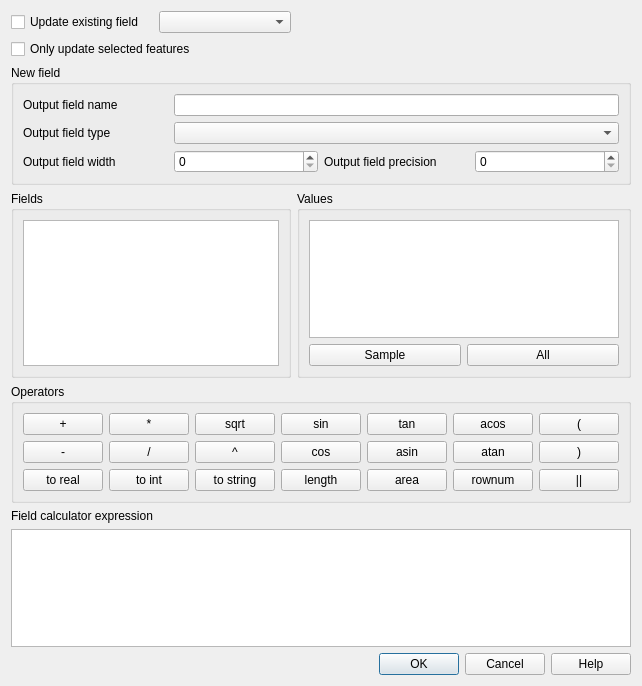
Above: qgis/src/ui/qgsfieldcalculatorbase.ui from sourcepole/qgis before the change. Below: the same form after it.
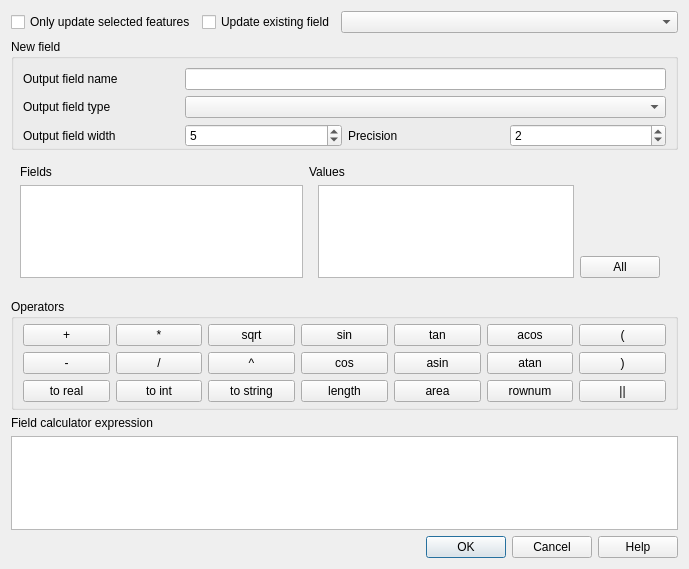
That is the form after the change.

Commit message: Automatically sample on field calculator and gui tidy ups

What changed in the file:
```diff
--- a/qgis/src/ui/qgsfieldcalculatorbase.ui
+++ b/qgis/src/ui/qgsfieldcalculatorbase.ui
@@ -6,8 +6,8 @@
    <rect>
     <x>0</x>
     <y>0</y>
-    <width>624</width>
-    <height>686</height>
+    <width>689</width>
+    <height>569</height>
    </rect>
   </property>
   <property name="windowTitle">
@@ -15,28 +15,31 @@
   </property>
   <layout class="QGridLayout" name="gridLayout_2">
    <item row="0" column="0">
+    <widget class="QCheckBox" name="mOnlyUpdateSelectedCheckBox">
+     <property name="text">
+      <string>Only update selected features</string>
+     </property>
+    </widget>
+   </item>
+   <item row="0" column="1">
     <widget class="QCheckBox" name="mUpdateExistingFieldCheckBox">
      <property name="text">
       <string>Update existing field</string>
      </property>
     </widget>
    </item>
-   <item row="0" column="1">
+   <item row="0" column="2">
     <widget class="QComboBox" name="mExistingFieldComboBox"/>
    </item>
-   <item row="1" column="0" colspan="2">
-    <widget class="QCheckBox" name="mOnlyUpdateSelectedCheckBox">
-     <property name="text">
-      <string>Only update selected features</string>
-     </property>
-    </widget>
-   </item>
-   <item row="2" column="0" colspan="3">
+   <item row="1" column="0" colspan="3">
     <widget class="QGroupBox" name="mNewFieldGroupBox">
      <property name="title">
       <string>New field</string>
      </property>
      <layout class="QGridLayout">
+      <property name="bottomMargin">
+       <number>0</number>
+      </property>
       <item row="0" column="0">
        <widget class="QLabel" name="mFieldNameLabel">
         <property name="text">
@@ -74,12 +77,22 @@
        </widget>
       </item>
       <item row="2" column="1">
-       <widget class="QSpinBox" name="mOuputFieldWidthSpinBox"/>
+       <widget class="QSpinBox" name="mOuputFieldWidthSpinBox">
+        <property name="toolTip">
+         <string>Width of complete output. For example 123,456 means 6 as field width.</string>
+        </property>
+        <property name="minimum">
+         <number>0</number>
+        </property>
+        <property name="value">
+         <number>5</number>
+        </property>
+       </widget>
       </item>
       <item row="2" column="2">
        <widget class="QLabel" name="mOutputFieldPrecisionLabel">
         <property name="text">
-         <string>Output field precision</string>
+         <string>Precision</string>
         </property>
         <property name="buddy">
          <cstring>mOutputFieldPrecisionSpinBox</cstring>
@@ -87,43 +100,9 @@
        </widget>
       </item>
       <item row="2" column="3">
-       <widget class="QSpinBox" name="mOutputFieldPrecisionSpinBox"/>
-      </item>
-     </layout>
-    </widget>
-   </item>
-   <item row="3" column="0" colspan="2">
-    <widget class="QGroupBox" name="mFieldsGroupBox">
-     <property name="title">
-      <string>Fields</string>
-     </property>
-     <layout class="QGridLayout">
-      <item row="0" column="0">
-       <widget class="QListWidget" name="mFieldsListWidget"/>
-      </item>
-     </layout>
-    </widget>
-   </item>
-   <item row="3" column="2">
-    <widget class="QGroupBox" name="mValuesGroupBox">
-     <property name="title">
-      <string>Values</string>
-     </property>
-     <layout class="QGridLayout">
-      <item row="0" column="0" colspan="2">
-       <widget class="QListWidget" name="mValueListWidget"/>
-      </item>
-      <item row="1" column="0">
-       <widget class="QPushButton" name="mSamplePushButton">
-        <property name="text">
-         <string>Sample</string>
-        </property>
-       </widget>
-      </item>
-      <item row="1" column="1">
-       <widget class="QPushButton" name="mAllPushButton">
-        <property name="text">
-         <string>All</string>
+       <widget class="QSpinBox" name="mOutputFieldPrecisionSpinBox">
+        <property name="value">
+         <number>2</number>
         </property>
        </widget>
       </item>
@@ -136,6 +115,12 @@
       <string>Operators</string>
      </property>
      <layout class="QGridLayout" name="gridLayout_1">
+      <property name="topMargin">
+       <number>5</number>
+      </property>
+      <property name="bottomMargin">
+       <number>5</number>
+      </property>
       <item row="0" column="0">
        <widget class="QPushButton" name="mPlusPushButton">
         <property name="text">
@@ -309,6 +294,61 @@
      </property>
     </widget>
    </item>
+   <item row="3" column="0" colspan="3">
+    <widget class="QFrame" name="frame">
+     <layout class="QGridLayout" name="gridLayout">
+      <item row="1" column="1" rowspan="2" colspan="2">
+       <widget class="QFrame" name="mValuesFrame">
+        <layout class="QGridLayout">
+         <property name="leftMargin">
+          <number>9</number>
+         </property>
+         <property name="topMargin">
+          <number>0</number>
+         </property>
+         <property name="bottomMargin">
+          <number>6</number>
+         </property>
+         <item row="2" column="2">
+          <widget class="QPushButton" name="mAllPushButton">
+           <property name="text">
+            <string>All</string>
+           </property>
+          </widget>
+         </item>
+         <item row="0" column="1" rowspan="3">
+          <widget class="QListWidget" name="mValueListWidget"/>
+         </item>
+        </layout>
+       </widget>
+      </item>
+      <item row="1" column="0">
+       <widget class="QListWidget" name="mFieldsListWidget"/>
+      </item>
+      <item row="0" column="0">
+       <widget class="QLabel" name="label">
+        <property name="text">
+         <string>Fields</string>
+        </property>
+        <property name="textFormat">
+         <enum>Qt::AutoText</enum>
+        </property>
+       </widget>
+      </item>
+      <item row="0" column="1">
+       <widget class="QLabel" name="label_2">
+        <property name="text">
+         <string>Values</string>
+        </property>
+       </widget>
+      </item>
+     </layout>
+     <zorder>mValuesFrame</zorder>
+     <zorder>mFieldsListWidget</zorder>
+     <zorder>label</zorder>
+     <zorder>label_2</zorder>
+    </widget>
+   </item>
   </layout>
  </widget>
  <tabstops>
```
Left out of the diff: 13 changed lines with no effect on the pictures. The commit also changes 2 other files.
